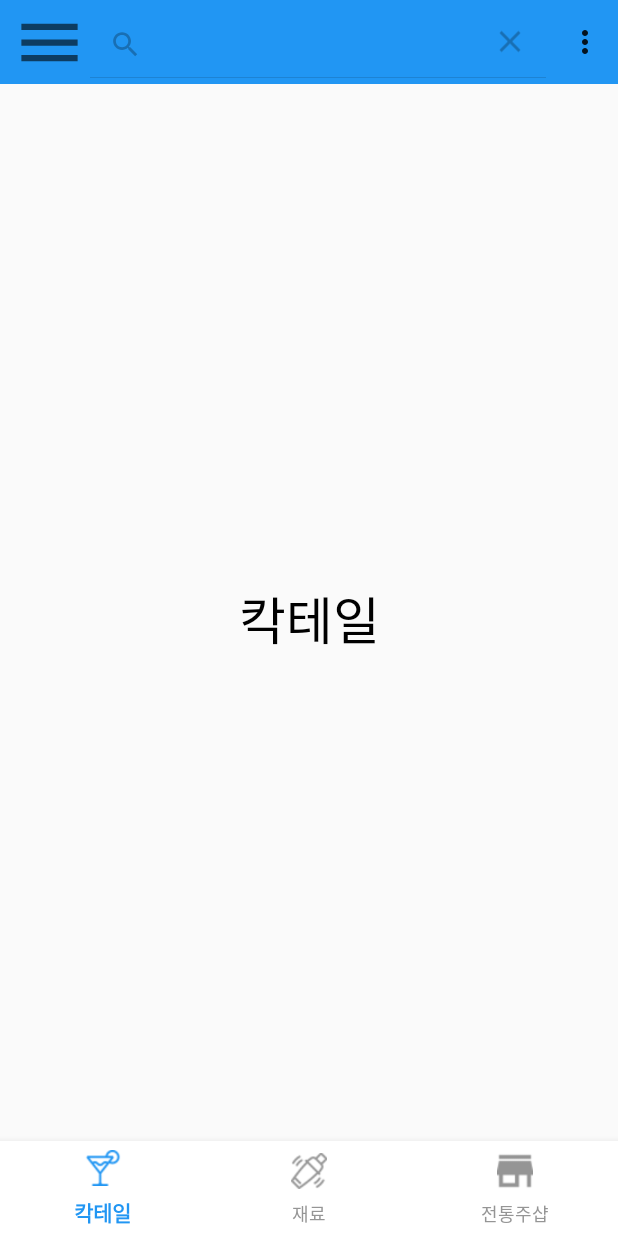
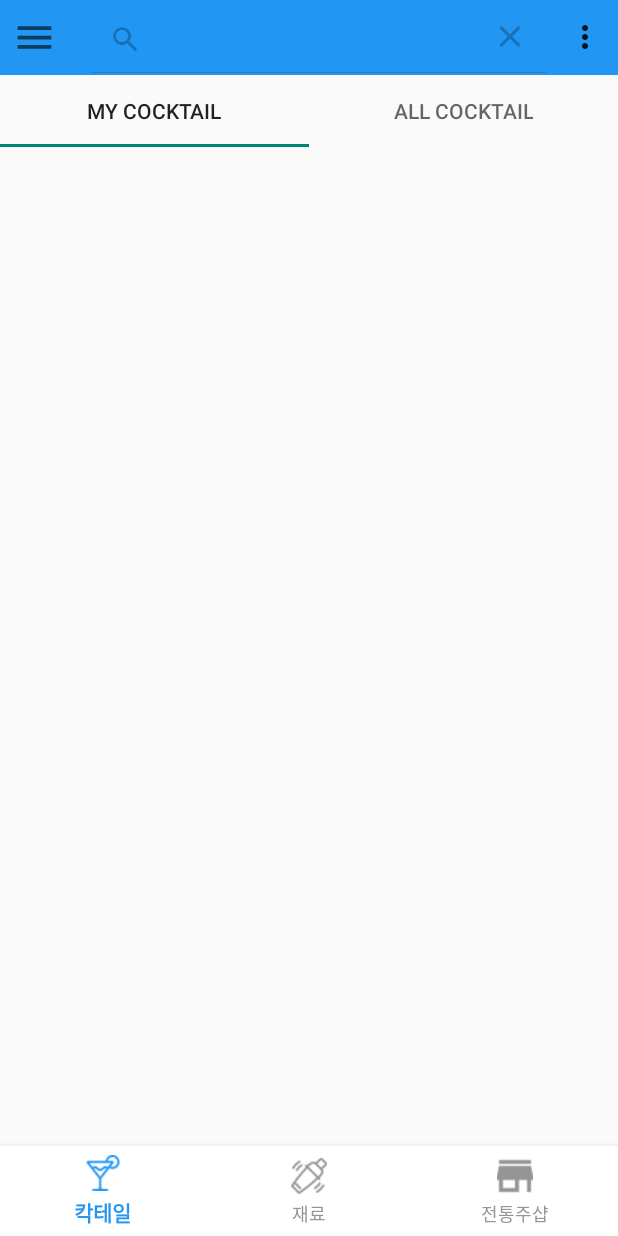
Before and after one commit to gyeom-yee/JavaAppKt, an Android app: the fragment Fragment3 placed in its activity, after a tap on "Search", on a phone screen of 412 x 824 dp. Run offline under Robolectric (Android 15) with nearby library versions, the phone set to English and light mode, and no system bars.

Commit message:
TabLayout commit

```diff
--- a/app/build.gradle
+++ b/app/build.gradle
@@ -40,6 +40,8 @@ dependencies {
     implementation 'androidx.appcompat:appcompat:1.4.0'
     implementation 'com.google.android.material:material:1.4.0'
     implementation 'androidx.constraintlayout:constraintlayout:2.1.2'
+    implementation 'androidx.viewpager2:viewpager2:1.0.0'
+
     testImplementation 'junit:junit:4.+'
     androidTestImplementation 'androidx.test.ext:junit:1.1.3'
     androidTestImplementation 'androidx.test.espresso:espresso-core:3.4.0'
--- a/app/src/main/AndroidManifest.xml
+++ b/app/src/main/AndroidManifest.xml
@@ -2,12 +2,17 @@
 <manifest xmlns:android="http://schemas.android.com/apk/res/android"
     package="com.example.javaappkt">
 
+    <!-- 인터넷 퍼미션 (권한) -->
+    <uses-permission android:name="android.permission.INTERNET"/>
+
+    <!-- usesCleartextTraffic: http 관련 보안 강화에 따른 안드로이드 강화정책-->
     <application
         android:allowBackup="true"
         android:icon="@mipmap/ic_launcher"
         android:label="@string/app_name"
         android:roundIcon="@mipmap/ic_launcher_round"
         android:supportsRtl="true"
+        android:usesCleartextTraffic="true"
         android:theme="@style/Theme.AppCompat.Light.NoActionBar">
         <activity
             android:name=".MainActivity"
--- a/app/src/main/java/com/example/javaappkt/Fragment1.kt
+++ b/app/src/main/java/com/example/javaappkt/Fragment1.kt
@@ -6,6 +6,8 @@ import android.view.View
 import android.view.ViewGroup
 import androidx.fragment.app.Fragment
 import com.example.javaappkt.databinding.FragCocktailBinding
+import com.google.android.material.tabs.TabLayout
+import com.google.android.material.tabs.TabLayoutMediator
 
 class Fragment1 : Fragment() {
 
@@ -14,11 +16,37 @@ class Fragment1 : Fragment() {
 
     override fun onCreateView(inflater: LayoutInflater, container: ViewGroup?, savedInstanceState: Bundle?): View? {
         mBinding = FragCocktailBinding.inflate(inflater,container,false)
+
+        // 탭 설정
+        binding.tabLayout.addOnTabSelectedListener(object : TabLayout.OnTabSelectedListener {
+            override fun onTabSelected(tab: TabLayout.Tab?) {
+                // 탭이 선택되었을때
+            }
+
+            override fun onTabUnselected(tab: TabLayout.Tab?) {
+                // 탭이 선택되지 않은 상태로 변경 되었을 때
+            }
+
+            override fun onTabReselected(tab: TabLayout.Tab?) {
+                //이미 선택된 탭이 다시 선택 되었을 때
+            }
+        })
+
+        // 뷰페이저에 어댑터 연결
+        binding.pager.adapter = ViewPagerAdapter(requireActivity())
+        //탭과 뷰페이저 연결, 여기서 새로운 탭 다시 만드므로 레이아웃에서 꾸미지말고 여기서 꾸며야 함
+        TabLayoutMediator(binding.tabLayout, binding.pager) {tab, position ->
+            when(position) {
+                0 -> tab.text = "My Cocktail"
+                1 -> tab.text = "All Cocktail"
+            }
+        }.attach()
+
         return binding.root
     }
 
     override fun onDestroyView() {
-        // onDestroyView 에서 binding class 인스턴스 참조를 정리해주어야 한다.
+        // onDestroyView 에서 binding class 인스턴스 참조를 정리
         mBinding = null
         super.onDestroyView()
     }
--- a/app/src/main/java/com/example/javaappkt/Fragment2.kt
+++ b/app/src/main/java/com/example/javaappkt/Fragment2.kt
@@ -18,7 +18,7 @@ class Fragment2 : Fragment() {
     }
 
     override fun onDestroyView() {
-        // onDestroyView 에서 binding class 인스턴스 참조를 정리해주어야 한다.
+        // onDestroyView 에서 binding class 인스턴스 참조를 정리
         mBinding = null
         super.onDestroyView()
     }
--- a/app/src/main/java/com/example/javaappkt/Fragment3.kt
+++ b/app/src/main/java/com/example/javaappkt/Fragment3.kt
@@ -1,9 +1,13 @@
 package com.example.javaappkt
 
+import android.content.Context
 import android.os.Bundle
 import android.view.LayoutInflater
 import android.view.View
 import android.view.ViewGroup
+import android.webkit.WebView
+import android.webkit.WebViewClient
+import androidx.activity.OnBackPressedCallback
 import androidx.fragment.app.Fragment
 import com.example.javaappkt.databinding.FragShopBinding
 
@@ -11,10 +15,38 @@ class Fragment3 : Fragment() {
 
     private var mBinding:FragShopBinding? = null
     private val binding get() = mBinding!!
+    private lateinit var callback: OnBackPressedCallback
 
     override fun onCreateView(inflater: LayoutInflater, container: ViewGroup?, savedInstanceState: Bundle?): View? {
         mBinding = FragShopBinding.inflate(inflater,container,false)
         return binding.root
+
+
+    }
+
+    override fun onViewCreated(view: View, savedInstanceState: Bundle?) {
+        val myWebView: WebView = view.findViewById(R.id.webView)
+        myWebView.webViewClient = object : WebViewClient() {
+            override fun shouldOverrideUrlLoading(view: WebView, url: String): Boolean {
+                binding.webView.loadUrl(url)
+                return true
+            }
+        }
+        myWebView.loadUrl("https://www.homesool.com")
+        myWebView.settings.javaScriptEnabled = true
+        myWebView.settings.allowContentAccess = true
+        myWebView.settings.domStorageEnabled = true
+        myWebView.settings.useWideViewPort = true
+    }
+
+    override fun onAttach(context: Context) {
+        super.onAttach(context)
+        callback = object : OnBackPressedCallback(true) {
+            override fun handleOnBackPressed() {
+                // 빽 버튼 누를 시 수행하는 곳
+            }
+        }
+        requireActivity().onBackPressedDispatcher.addCallback(this, callback)
     }
 
     override fun onDestroyView() {
--- /dev/null
+++ b/app/src/main/java/com/example/javaappkt/FragmentAll.kt
@@ -0,0 +1,6 @@
+package com.example.javaappkt
+
+import androidx.fragment.app.Fragment
+
+class FragmentAll :Fragment() {
+}
--- /dev/null
+++ b/app/src/main/java/com/example/javaappkt/FragmentMy.kt
@@ -0,0 +1,6 @@
+package com.example.javaappkt
+
+import androidx.fragment.app.Fragment
+
+class FragmentMy : Fragment() {
+}
--- a/app/src/main/java/com/example/javaappkt/MainActivity.kt
+++ b/app/src/main/java/com/example/javaappkt/MainActivity.kt
@@ -9,7 +9,6 @@ import android.widget.Toast
 import androidx.core.view.GravityCompat
 import androidx.fragment.app.Fragment
 import com.example.javaappkt.databinding.ActivityMainBinding
-import com.google.android.material.bottomnavigation.BottomNavigationView
 import com.google.android.material.navigation.NavigationView
 
 class MainActivity : AppCompatActivity(), NavigationView.OnNavigationItemSelectedListener {
@@ -38,7 +37,9 @@ class MainActivity : AppCompatActivity(), NavigationView.OnNavigationItemSelecte
 
         /*하단 네비게이션*/
         initNavigationBar()
+
     }
+
 
     /*바텀 네비게이션 프래그먼트*/
     private fun initNavigationBar() {
@@ -66,6 +67,7 @@ class MainActivity : AppCompatActivity(), NavigationView.OnNavigationItemSelecte
             .commit()
     }
 
+
     /*햄버거바 네비게이션*/
     override fun onNavigationItemSelected(item: MenuItem): Boolean { //네비게이션 메뉴 아이템 클릭 시 수행
         when (item.itemId) {
@@ -78,12 +80,14 @@ class MainActivity : AppCompatActivity(), NavigationView.OnNavigationItemSelecte
         return false
     }
 
+
     /*툴바 네비게이션*/
     override fun onCreateOptionsMenu(menu: Menu?): Boolean {
         menuInflater.inflate(R.menu.tb_menu, menu)
         val search = menu?.findItem(R.id.tbSearch)?.actionView as SearchView
         return super.onCreateOptionsMenu(menu) // 옵션 메뉴 생성 부분
     }
+
 
     override fun onBackPressed() { // back 버튼 누를 시 수행하는 메소드
         if (binding.layoutDrawer.isDrawerOpen(GravityCompat.START)) {
--- /dev/null
+++ b/app/src/main/java/com/example/javaappkt/ViewPagerAdapter.kt
@@ -0,0 +1,16 @@
+package com.example.javaappkt
+
+import androidx.fragment.app.Fragment
+import androidx.fragment.app.FragmentActivity
+import androidx.viewpager2.adapter.FragmentStateAdapter
+
+class ViewPagerAdapter (fragment : FragmentActivity) : FragmentStateAdapter(fragment) {
+    override fun getItemCount(): Int = 2
+
+    override fun createFragment(position: Int): Fragment {
+        return when (position) {
+            0 -> FragmentMy()
+            else -> FragmentAll()
+        }
+    }
+}
--- a/app/src/main/res/layout/activity_main.xml
+++ b/app/src/main/res/layout/activity_main.xml
@@ -11,22 +11,10 @@
         android:layout_width="match_parent"
         android:layout_height="match_parent">
 
-        <com.google.android.material.bottomnavigation.BottomNavigationView
-            android:id="@+id/bottomView"
-            android:layout_width="match_parent"
-            android:layout_height="63dp"
-            app:layout_constraintBottom_toBottomOf="parent"
-            app:layout_constraintEnd_toEndOf="parent"
-            app:layout_constraintStart_toStartOf="parent"
-            android:background="@color/white"
-            app:itemIconTint="@drawable/bottom_navigation_color"
-            app:itemTextColor="@drawable/bottom_navigation_color"
-            app:menu="@menu/bottom_menu" />
-
         <androidx.appcompat.widget.Toolbar
             android:id="@+id/toolbar"
             android:layout_width="match_parent"
-            android:layout_height="wrap_content"
+            android:layout_height="50dp"
             android:background="#2196F3"
             android:minHeight="?attr/actionBarSize"
             android:theme="?attr/actionBarTheme"
@@ -35,8 +23,8 @@
 
         <ImageView
             android:id="@+id/btnNavi"
-            android:layout_width="50dp"
-            android:layout_height="50dp"
+            android:layout_width="30dp"
+            android:layout_height="30dp"
             android:layout_marginStart="8dp"
             android:layout_marginTop="8dp"
             android:layout_marginBottom="8dp"
@@ -58,6 +46,22 @@
         android:id="@+id/mainFrame"
         android:layout_width="match_parent"
         android:layout_height="match_parent">
+    </FrameLayout>
 
-    </FrameLayout>
+    <androidx.constraintlayout.widget.ConstraintLayout
+        android:layout_width="match_parent"
+        android:layout_height="match_parent">
+
+        <com.google.android.material.bottomnavigation.BottomNavigationView
+            android:id="@+id/bottomView"
+            android:layout_width="match_parent"
+            android:layout_height="60dp"
+            android:background="@color/white"
+            app:itemIconTint="@drawable/bottom_navigation_color"
+            app:itemTextColor="@drawable/bottom_navigation_color"
+            app:layout_constraintBottom_toBottomOf="parent"
+            app:layout_constraintEnd_toEndOf="parent"
+            app:layout_constraintStart_toStartOf="parent"
+            app:menu="@menu/bottom_menu" />
+    </androidx.constraintlayout.widget.ConstraintLayout>
 </androidx.drawerlayout.widget.DrawerLayout>
--- a/app/src/main/res/layout/frag_cocktail.xml
+++ b/app/src/main/res/layout/frag_cocktail.xml
@@ -1,19 +1,38 @@
 <?xml version="1.0" encoding="utf-8"?>
 <androidx.constraintlayout.widget.ConstraintLayout xmlns:android="http://schemas.android.com/apk/res/android"
-    xmlns:app="http://schemas.android.com/apk/res-auto"
     xmlns:tools="http://schemas.android.com/tools"
     android:layout_width="match_parent"
-    android:layout_height="match_parent">
+    android:layout_height="match_parent"
+    xmlns:app="http://schemas.android.com/apk/res-auto">
 
-    <TextView
-        android:id="@+id/textView"
-        android:layout_width="wrap_content"
+    <com.google.android.material.tabs.TabLayout
+        android:id="@+id/tabLayout"
+        android:layout_width="match_parent"
         android:layout_height="wrap_content"
-        android:text="칵테일"
-        android:textColor="#000000"
-        android:textSize="34sp"
+        android:layout_marginTop="50dp"
+        app:layout_constraintEnd_toEndOf="parent"
+        app:layout_constraintStart_toStartOf="parent"
+        app:layout_constraintTop_toTopOf="parent">
+
+        <com.google.android.material.tabs.TabItem
+            android:layout_width="wrap_content"
+            android:layout_height="wrap_content"
+            android:text="My Cocktails" />
+
+        <com.google.android.material.tabs.TabItem
+            android:layout_width="wrap_content"
+            android:layout_height="wrap_content"
+            android:text="All Cocktails" />
+
+    </com.google.android.material.tabs.TabLayout>
+
+    <androidx.viewpager2.widget.ViewPager2
+        android:id="@+id/pager"
+        android:layout_width="0dp"
+        android:layout_height="0dp"
+        android:layout_marginBottom="60dp"
         app:layout_constraintBottom_toBottomOf="parent"
         app:layout_constraintEnd_toEndOf="parent"
         app:layout_constraintStart_toStartOf="parent"
-        app:layout_constraintTop_toTopOf="parent" />
+        app:layout_constraintTop_toBottomOf="@+id/tabLayout" />
 </androidx.constraintlayout.widget.ConstraintLayout>
--- a/app/src/main/res/layout/frag_shop.xml
+++ b/app/src/main/res/layout/frag_shop.xml
@@ -5,15 +5,10 @@
     android:layout_width="match_parent"
     android:layout_height="match_parent">
 
-    <TextView
-        android:id="@+id/textView"
-        android:layout_width="wrap_content"
-        android:layout_height="wrap_content"
-        android:text="전통주샵"
-        android:textColor="#000000"
-        android:textSize="34sp"
-        app:layout_constraintBottom_toBottomOf="parent"
-        app:layout_constraintEnd_toEndOf="parent"
-        app:layout_constraintStart_toStartOf="parent"
-        app:layout_constraintTop_toTopOf="parent" />
+    <WebView
+        android:id="@+id/webView"
+        android:layout_width="match_parent"
+        android:layout_height="match_parent"
+        android:layout_marginBottom="63dp"
+        app:layout_constraintBottom_toBottomOf="parent" />
 </androidx.constraintlayout.widget.ConstraintLayout>
```
